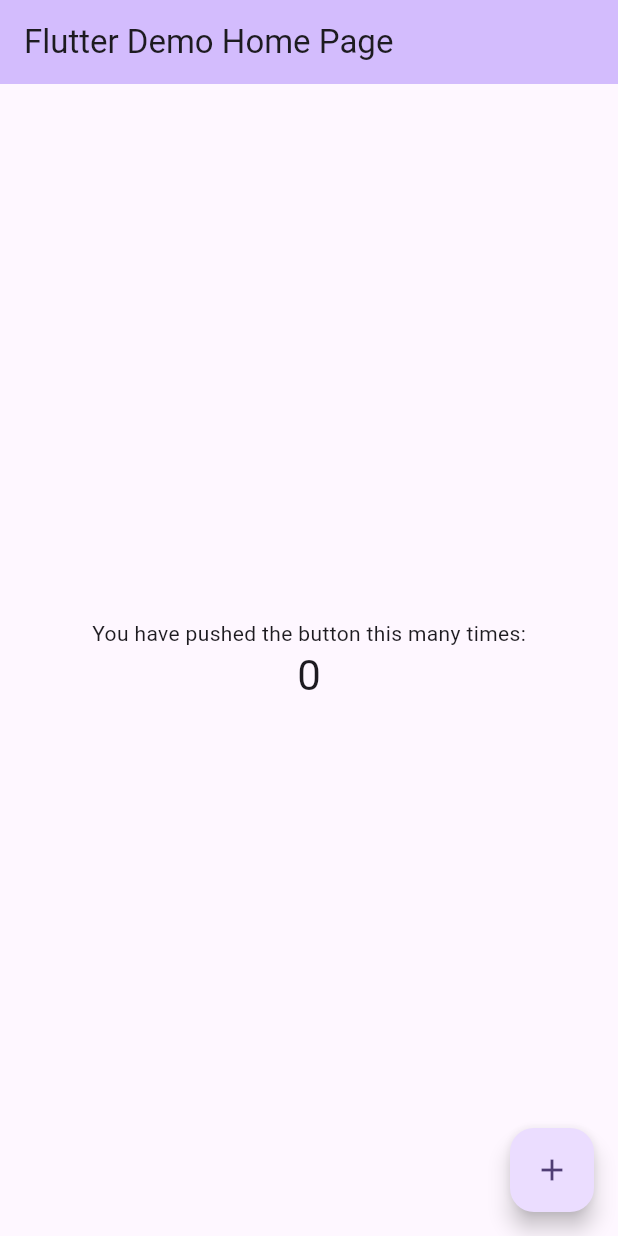
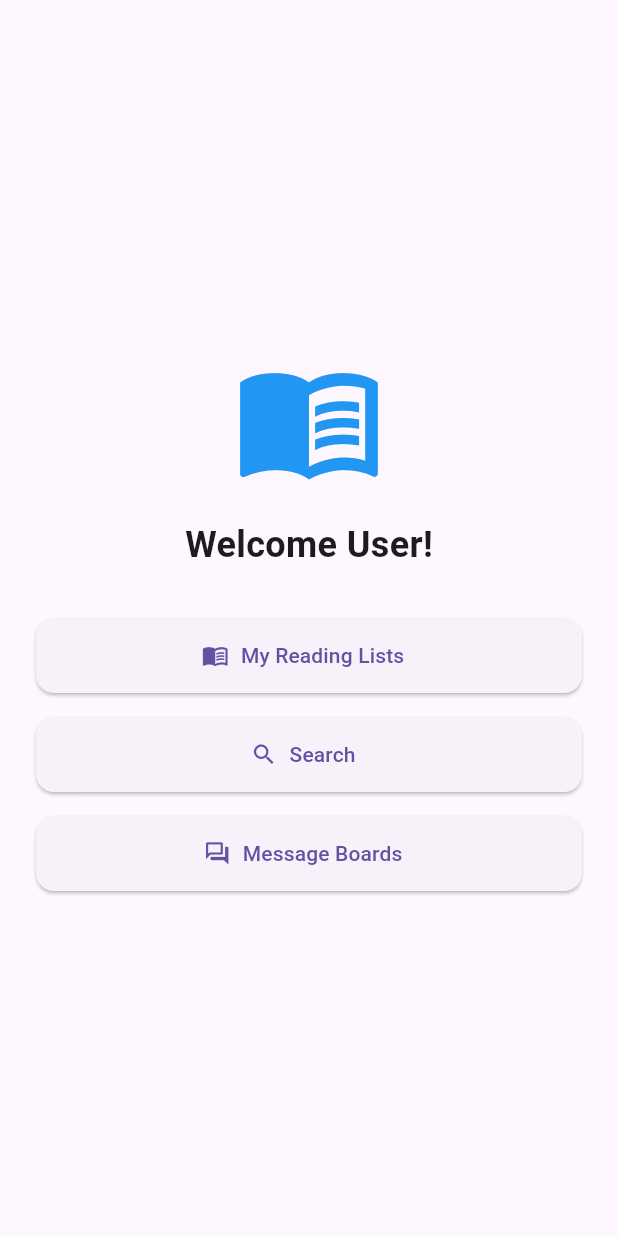
Before and after one commit to TJs87474/Book-app-Project-2, a Flutter app: the screen it shows after launch, on a phone screen of 412 x 824 dp. Run offline on Flutter 3.47's test engine with Material 3 defaults, Android fonts, the phone set to English and light mode, and no system bars.

Commit message:
Added Project Proposal, README, image folder screenshots (UI DESIGN), UI design layout (main.dart), New Markdown File should delete later (ui_design.md)

```diff
--- a/lib/main.dart
+++ b/lib/main.dart
@@ -1,122 +1,109 @@
 import 'package:flutter/material.dart';
 
 void main() {
-  runApp(const MyApp());
+  runApp(AIBookApp());
 }
 
-class MyApp extends StatelessWidget {
-  const MyApp({super.key});
-
-  // This widget is the root of your application.
+class AIBookApp extends StatelessWidget {
   @override
   Widget build(BuildContext context) {
     return MaterialApp(
-      title: 'Flutter Demo',
+      title: 'My Reading App',
+      debugShowCheckedModeBanner: false,
+      home: HomePage(),
       theme: ThemeData(
-        // This is the theme of your application.
-        //
-        // TRY THIS: Try running your application with "flutter run". You'll see
-        // the application has a purple toolbar. Then, without quitting the app,
-        // try changing the seedColor in the colorScheme below to Colors.green
-        // and then invoke "hot reload" (save your changes or press the "hot
-        // reload" button in a Flutter-supported IDE, or press "r" if you used
-        // the command line to start the app).
-        //
-        // Notice that the counter didn't reset back to zero; the application
-        // state is not lost during the reload. To reset the state, use hot
-        // restart instead.
-        //
-        // This works for code too, not just values: Most code changes can be
-        // tested with just a hot reload.
-        colorScheme: ColorScheme.fromSeed(seedColor: Colors.deepPurple),
+        primarySwatch: Colors.blue,
+        // Customize your theme here if needed.
       ),
-      home: const MyHomePage(title: 'Flutter Demo Home Page'),
     );
   }
 }
 
-class MyHomePage extends StatefulWidget {
-  const MyHomePage({super.key, required this.title});
-
-  // This widget is the home page of your application. It is stateful, meaning
-  // that it has a State object (defined below) that contains fields that affect
-  // how it looks.
-
-  // This class is the configuration for the state. It holds the values (in this
-  // case the title) provided by the parent (in this case the App widget) and
-  // used by the build method of the State. Fields in a Widget subclass are
-  // always marked "final".
-
-  final String title;
-
-  @override
-  State<MyHomePage> createState() => _MyHomePageState();
-}
-
-class _MyHomePageState extends State<MyHomePage> {
-  int _counter = 0;
-
-  void _incrementCounter() {
-    setState(() {
-      // This call to setState tells the Flutter framework that something has
-      // changed in this State, which causes it to rerun the build method below
-      // so that the display can reflect the updated values. If we changed
-      // _counter without calling setState(), then the build method would not be
-      // called again, and so nothing would appear to happen.
-      _counter++;
-    });
-  }
-
+class HomePage extends StatelessWidget {
   @override
   Widget build(BuildContext context) {
-    // This method is rerun every time setState is called, for instance as done
-    // by the _incrementCounter method above.
-    //
-    // The Flutter framework has been optimized to make rerunning build methods
-    // fast, so that you can just rebuild anything that needs updating rather
-    // than having to individually change instances of widgets.
+    // Replace 'assets/logo.png' with your actual logo asset path.
     return Scaffold(
-      appBar: AppBar(
-        // TRY THIS: Try changing the color here to a specific color (to
-        // Colors.amber, perhaps?) and trigger a hot reload to see the AppBar
-        // change color while the other colors stay the same.
-        backgroundColor: Theme.of(context).colorScheme.inversePrimary,
-        // Here we take the value from the MyHomePage object that was created by
-        // the App.build method, and use it to set our appbar title.
-        title: Text(widget.title),
-      ),
-      body: Center(
-        // Center is a layout widget. It takes a single child and positions it
-        // in the middle of the parent.
-        child: Column(
-          // Column is also a layout widget. It takes a list of children and
-          // arranges them vertically. By default, it sizes itself to fit its
-          // children horizontally, and tries to be as tall as its parent.
-          //
-          // Column has various properties to control how it sizes itself and
-          // how it positions its children. Here we use mainAxisAlignment to
-          // center the children vertically; the main axis here is the vertical
-          // axis because Columns are vertical (the cross axis would be
-          // horizontal).
-          //
-          // TRY THIS: Invoke "debug painting" (choose the "Toggle Debug Paint"
-          // action in the IDE, or press "p" in the console), to see the
-          // wireframe for each widget.
-          mainAxisAlignment: MainAxisAlignment.center,
-          children: <Widget>[
-            const Text('You have pushed the button this many times:'),
-            Text(
-              '$_counter',
-              style: Theme.of(context).textTheme.headlineMedium,
+      body: SafeArea(
+        child: Center(
+          child: SingleChildScrollView(
+            padding: const EdgeInsets.symmetric(horizontal: 24.0, vertical: 36.0),
+            child: Column(
+              mainAxisAlignment: MainAxisAlignment.center,
+              children: [
+                /*
+                Image.file(
+                  image/ui_design/home_page.png,
+                  width: 100,
+                  height: 100,
+                  fit: BoxFit.contain,
+                ),
+                */
+                // Logo Section
+                Icon(
+                  Icons.menu_book,
+                  size: 100,
+                  color: Colors.blue, // color of icon
+                ),
+                const SizedBox(height: 16),
+                // Greeting Text
+                const Text(
+                  'Welcome User!',
+                  style: TextStyle(
+                    fontSize: 24,
+                    fontWeight: FontWeight.bold,
+                  ),
+                ),
+                const SizedBox(height: 32),
+                // "My Reading Lists" Button
+                ElevatedButton.icon(
+                  onPressed: () {
+                    // No functionality added per config
+                  },
+                  icon: const Icon(Icons.menu_book),
+                  label: const Text('My Reading Lists'),
+                  style: ElevatedButton.styleFrom(
+                    minimumSize: const Size(double.infinity, 50),
+                    shape: RoundedRectangleBorder(
+                      borderRadius: BorderRadius.circular(12),
+                    ),
+                  ),
+                ),
+                const SizedBox(height: 16),
+                // "Search" Button
+                ElevatedButton.icon(
+                  onPressed: () {
+                    // No functionality added per config
+                  },
+                  icon: const Icon(Icons.search),
+                  label: const Text('Search'),
+                  style: ElevatedButton.styleFrom(
+                    minimumSize: const Size(double.infinity, 50),
+                    shape: RoundedRectangleBorder(
+                      borderRadius: BorderRadius.circular(12),
+                    ),
+                  ),
+                ),
+                const SizedBox(height: 16),
+                // "Message Boards" Button
+                ElevatedButton.icon(
+                  onPressed: () {
+                    // No functionality added per config
+                  },
+                  icon: const Icon(Icons.forum_outlined),
+                  label: const Text('Message Boards'),
+                  style: ElevatedButton.styleFrom(
+                    minimumSize: const Size(double.infinity, 50),
+                    shape: RoundedRectangleBorder(
+                      borderRadius: BorderRadius.circular(12),
+                    ),
+                  ),
+                ),
+              ],
             ),
-          ],
+          ),
         ),
       ),
-      floatingActionButton: FloatingActionButton(
-        onPressed: _incrementCounter,
-        tooltip: 'Increment',
-        child: const Icon(Icons.add),
-      ), // This trailing comma makes auto-formatting nicer for build methods.
     );
   }
 }
```
Also changed, not shown: image/ui_design/home_page.png (added), image/ui_design/message_board_page.png (added), image/ui_design/reading_list_page.png (added), image/ui_design/search_page.png (added), 3 other files.
